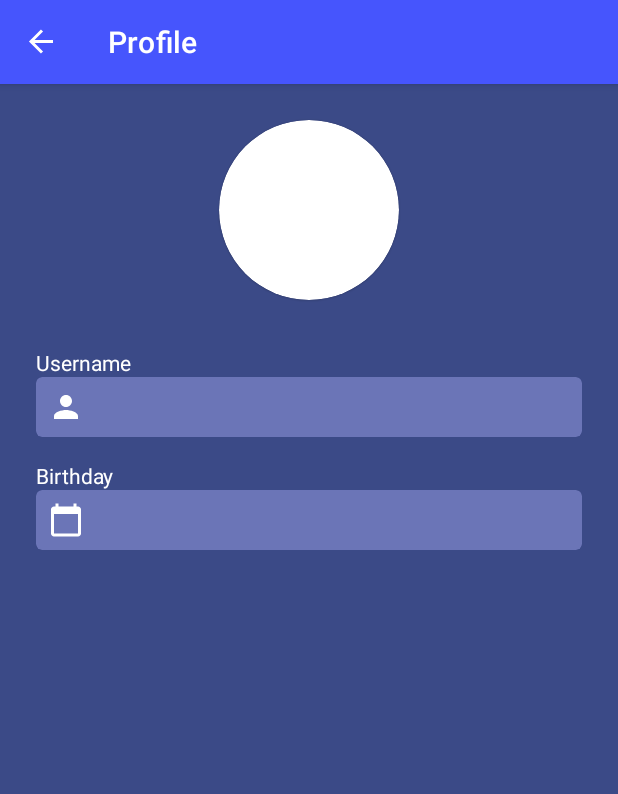
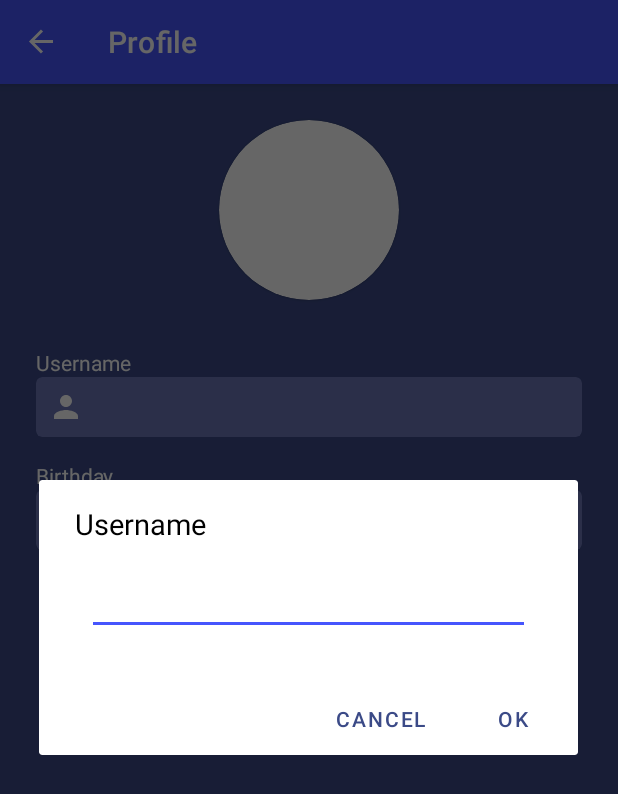
Before and after one commit to Kazeey/Booktime, an Android app: the ProfileFragment screen opened through its navigation route, after a tap on an icon or button, on a phone screen of 412 x 824 dp. Shown: the top 794 px of the screen. Run offline under Robolectric (Android 15) with nearby library versions, the phone set to English and light mode, and no system bars; our stand-ins replace data binding, navigation-ui; 2 statements that could not run were skipped.

Commit message:
feat: save username

```diff
--- a/front-mobile/app/src/main/java/com/project/frontMobile/ui/user/ProfileFragment.kt
+++ b/front-mobile/app/src/main/java/com/project/frontMobile/ui/user/ProfileFragment.kt
@@ -2,16 +2,16 @@ package com.project.frontMobile.ui.user
 
 import android.app.AlertDialog
 import android.app.DatePickerDialog
-import android.app.Dialog
 import android.os.Bundle
 import android.util.Log
 import androidx.fragment.app.Fragment
 import android.view.LayoutInflater
 import android.view.View
 import android.view.ViewGroup
-import android.widget.TextView
+import android.widget.EditText
 import androidx.databinding.DataBindingUtil
 import androidx.fragment.app.activityViewModels
+import com.google.android.material.button.MaterialButton
 import com.project.frontMobile.R
 import com.project.frontMobile.data.model.User
 import com.project.frontMobile.databinding.FragmentProfileBinding
@@ -60,17 +60,32 @@ class ProfileFragment : Fragment(), ClickHandler {
                     Integer.parseInt(DateUtils().extractDayOfMonth(currentUser.birthday))
                 )
             }
-            else -> Log.i(UserViewModel::class.java.name, "Unknown view")
+            else -> Log.i(ProfileFragment::class.java.name, "Unknown view")
         }
     }
 
-    fun openDialog() {
+    private fun openDialog() {
         val builder = AlertDialog.Builder(requireContext())
-        builder.setView(R.layout.custom_dialog)
+        val dialogLayout = layoutInflater.inflate(R.layout.custom_dialog, null)
+        val alertDialog = builder.create()
+        alertDialog.setView(dialogLayout)
 
-        builder.show()
+        val editText = dialogLayout.findViewById<EditText>(R.id.username)
+        editText.setText(currentUser.pseudo)
+        val positiveBtn = dialogLayout.findViewById<MaterialButton>(R.id.positive)
+        val negativeBtn = dialogLayout.findViewById<MaterialButton>(R.id.negative)
 
-        //val input = dialog.findViewById<TextView>(R.id.edittext)
+        positiveBtn.setOnClickListener {
+            currentUser.pseudo = editText.text.toString().trim()
+            userViewModel.updateUser(currentUser)
+            alertDialog.dismiss()
+        }
+
+        negativeBtn.setOnClickListener {
+            alertDialog.dismiss()
+        }
+
+        alertDialog.show()
     }
 
     private fun openDatePicker(year: Int, month: Int, day: Int) {
```
